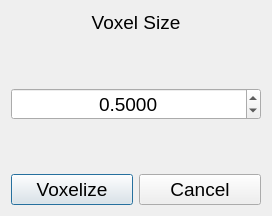
Old version of the form src/Slicer/QVoxelizationOptionDialog.ui in the repository Aaron-at-huvitz/QtVTK_Examples.
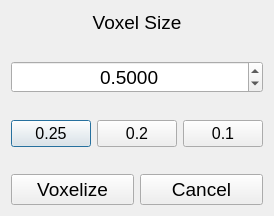
New version of the form.

What changed in the file:
```diff
--- a/src/Slicer/QVoxelizationOptionDialog.ui
+++ b/src/Slicer/QVoxelizationOptionDialog.ui
@@ -68,6 +68,59 @@
        </property>
       </widget>
      </item>
+     <item>
+      <spacer name="verticalSpacer_3">
+       <property name="orientation">
+        <enum>Qt::Vertical</enum>
+       </property>
+       <property name="sizeHint" stdset="0">
+        <size>
+         <width>20</width>
+         <height>40</height>
+        </size>
+       </property>
+      </spacer>
+     </item>
+     <item>
+      <layout class="QHBoxLayout" name="horizontalLayout_2">
+       <item>
+        <widget class="QPushButton" name="pushButton_0_25">
+         <property name="font">
+          <font>
+           <pointsize>12</pointsize>
+          </font>
+         </property>
+         <property name="text">
+          <string>0.25</string>
+         </property>
+        </widget>
+       </item>
+       <item>
+        <widget class="QPushButton" name="pushButton_0_2">
+         <property name="font">
+          <font>
+           <pointsize>12</pointsize>
+          </font>
+         </property>
+         <property name="text">
+          <string>0.2</string>
+         </property>
+        </widget>
+       </item>
+       <item>
+        <widget class="QPushButton" name="pushButton_0_1">
+         <property name="font">
+          <font>
+           <pointsize>12</pointsize>
+          </font>
+         </property>
+         <property name="text">
+          <string>0.1</string>
+         </property>
+        </widget>
+       </item>
+      </layout>
+     </item>
      <item>
       <spacer name="verticalSpacer_2">
        <property name="orientation">
```
